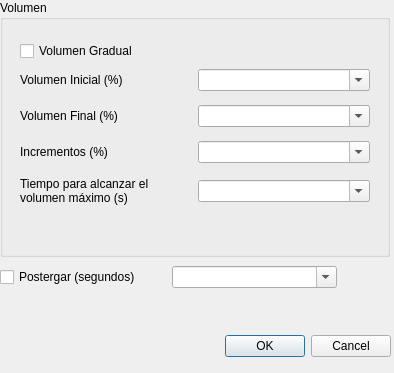
First picture: the form in options.ui, repository evgom/Alarma2, before the edit.
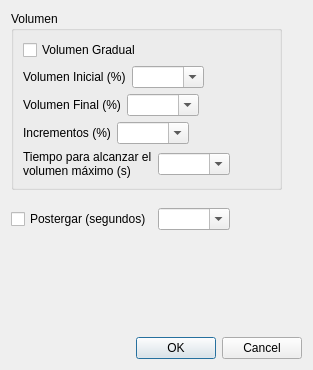
Second picture: the form after the edit.

Commit message: Mejor estructura de opciones.

```diff
--- a/options.ui
+++ b/options.ui
@@ -6,68 +6,62 @@
    <rect>
     <x>0</x>
     <y>0</y>
-    <width>394</width>
-    <height>373</height>
+    <width>313</width>
+    <height>370</height>
    </rect>
   </property>
   <property name="windowTitle">
    <string>Dialog</string>
   </property>
-  <widget class="QDialogButtonBox" name="buttonBox">
-   <property name="geometry">
-    <rect>
-     <x>50</x>
-     <y>330</y>
-     <width>341</width>
-     <height>32</height>
-    </rect>
-   </property>
-   <property name="orientation">
-    <enum>Qt::Horizontal</enum>
-   </property>
-   <property name="standardButtons">
-    <set>QDialogButtonBox::Cancel|QDialogButtonBox::Ok</set>
-   </property>
-  </widget>
+  <layout class="QVBoxLayout" name="verticalLayout_2">
+   <item>
   <widget class="QGroupBox" name="groupBox">
-   <property name="geometry">
-    <rect>
-     <x>0</x>
-     <y>0</y>
-     <width>390</width>
-     <height>257</height>
-    </rect>
+     <property name="sizePolicy">
+      <sizepolicy hsizetype="Maximum" vsizetype="Maximum">
+       <horstretch>0</horstretch>
+       <verstretch>0</verstretch>
+      </sizepolicy>
    </property>
    <property name="title">
     <string>Volumen</string>
    </property>
+     <layout class="QVBoxLayout" name="verticalLayout">
+      <item>
+       <layout class="QHBoxLayout" name="horizontalLayout_8">
+        <item>
    <widget class="QCheckBox" name="CHKvolGradual">
-    <property name="geometry">
-     <rect>
-      <x>20</x>
-      <y>40</y>
-      <width>161</width>
-      <height>22</height>
-     </rect>
-    </property>
     <property name="text">
      <string>Volumen Gradual</string>
     </property>
    </widget>
-   <widget class="QWidget" name="">
-    <property name="geometry">
-     <rect>
-      <x>20</x>
-      <y>61</y>
-      <width>350</width>
-      <height>156</height>
-     </rect>
-    </property>
-    <layout class="QVBoxLayout" name="verticalLayout">
+        </item>
+        <item>
+         <spacer name="horizontalSpacer_7">
+          <property name="orientation">
+           <enum>Qt::Horizontal</enum>
+          </property>
+          <property name="sizeHint" stdset="0">
+           <size>
+            <width>40</width>
+            <height>20</height>
+           </size>
+          </property>
+         </spacer>
+        </item>
+       </layout>
+      </item>
      <item>
+       <layout class="QGridLayout" name="gridLayout">
+        <item row="0" column="0">
       <layout class="QHBoxLayout" name="horizontalLayout_4">
        <item>
         <widget class="QLabel" name="label">
+            <property name="sizePolicy">
+             <sizepolicy hsizetype="Minimum" vsizetype="Fixed">
+              <horstretch>0</horstretch>
+              <verstretch>0</verstretch>
+             </sizepolicy>
+            </property>
          <property name="text">
           <string>Volumen Inicial (%)</string>
          </property>
@@ -75,17 +69,42 @@
        </item>
        <item>
         <widget class="QComboBox" name="CBvolIni">
+            <property name="sizePolicy">
+             <sizepolicy hsizetype="Minimum" vsizetype="Fixed">
+              <horstretch>0</horstretch>
+              <verstretch>0</verstretch>
+             </sizepolicy>
+            </property>
          <property name="editable">
           <bool>true</bool>
          </property>
         </widget>
        </item>
-      </layout>
-     </item>
      <item>
+           <spacer name="horizontalSpacer_2">
+            <property name="orientation">
+             <enum>Qt::Horizontal</enum>
+            </property>
+            <property name="sizeHint" stdset="0">
+             <size>
+              <width>40</width>
+              <height>20</height>
+             </size>
+            </property>
+           </spacer>
+          </item>
+         </layout>
+        </item>
+        <item row="1" column="0">
       <layout class="QHBoxLayout" name="horizontalLayout_5">
        <item>
         <widget class="QLabel" name="label_2">
+            <property name="sizePolicy">
+             <sizepolicy hsizetype="Minimum" vsizetype="Preferred">
+              <horstretch>0</horstretch>
+              <verstretch>0</verstretch>
+             </sizepolicy>
+            </property>
          <property name="text">
           <string>Volumen Final (%)</string>
          </property>
@@ -93,17 +112,42 @@
        </item>
        <item>
         <widget class="QComboBox" name="CBvolFin">
+            <property name="sizePolicy">
+             <sizepolicy hsizetype="Minimum" vsizetype="Fixed">
+              <horstretch>0</horstretch>
+              <verstretch>0</verstretch>
+             </sizepolicy>
+            </property>
          <property name="editable">
           <bool>true</bool>
          </property>
         </widget>
        </item>
-      </layout>
-     </item>
      <item>
+           <spacer name="horizontalSpacer_3">
+            <property name="orientation">
+             <enum>Qt::Horizontal</enum>
+            </property>
+            <property name="sizeHint" stdset="0">
+             <size>
+              <width>40</width>
+              <height>20</height>
+             </size>
+            </property>
+           </spacer>
+          </item>
+         </layout>
+        </item>
+        <item row="2" column="0">
       <layout class="QHBoxLayout" name="horizontalLayout_3">
        <item>
         <widget class="QLabel" name="label_3">
+            <property name="sizePolicy">
+             <sizepolicy hsizetype="Minimum" vsizetype="Fixed">
+              <horstretch>0</horstretch>
+              <verstretch>0</verstretch>
+             </sizepolicy>
+            </property>
          <property name="text">
           <string>Incrementos (%)</string>
          </property>
@@ -111,17 +155,42 @@
        </item>
        <item>
         <widget class="QComboBox" name="CBvolInc">
+            <property name="sizePolicy">
+             <sizepolicy hsizetype="Minimum" vsizetype="Fixed">
+              <horstretch>0</horstretch>
+              <verstretch>0</verstretch>
+             </sizepolicy>
+            </property>
          <property name="editable">
           <bool>true</bool>
          </property>
         </widget>
        </item>
-      </layout>
-     </item>
      <item>
+           <spacer name="horizontalSpacer_4">
+            <property name="orientation">
+             <enum>Qt::Horizontal</enum>
+            </property>
+            <property name="sizeHint" stdset="0">
+             <size>
+              <width>40</width>
+              <height>20</height>
+             </size>
+            </property>
+           </spacer>
+          </item>
+         </layout>
+        </item>
+        <item row="3" column="0">
       <layout class="QHBoxLayout" name="horizontalLayout_2">
        <item>
         <widget class="QLabel" name="label_4">
+            <property name="sizePolicy">
+             <sizepolicy hsizetype="Minimum" vsizetype="Fixed">
+              <horstretch>0</horstretch>
+              <verstretch>0</verstretch>
+             </sizepolicy>
+            </property>
          <property name="text">
           <string>Tiempo para alcanzar el volumen máximo (s)</string>
          </property>
@@ -132,25 +201,54 @@
        </item>
        <item>
         <widget class="QComboBox" name="CBtimeMaxVol">
+            <property name="sizePolicy">
+             <sizepolicy hsizetype="Minimum" vsizetype="Fixed">
+              <horstretch>0</horstretch>
+              <verstretch>0</verstretch>
+             </sizepolicy>
+            </property>
          <property name="editable">
           <bool>true</bool>
          </property>
         </widget>
        </item>
+          <item>
+           <spacer name="horizontalSpacer_5">
+            <property name="orientation">
+             <enum>Qt::Horizontal</enum>
+            </property>
+            <property name="sizeHint" stdset="0">
+             <size>
+              <width>40</width>
+              <height>20</height>
+             </size>
+            </property>
+           </spacer>
+          </item>
       </layout>
      </item>
     </layout>
-   </widget>
-  </widget>
-  <widget class="QWidget" name="layoutWidget">
-   <property name="geometry">
-    <rect>
-     <x>0</x>
-     <y>260</y>
-     <width>337</width>
-     <height>34</height>
-    </rect>
-   </property>
+      </item>
+     </layout>
+    </widget>
+   </item>
+   <item>
+    <spacer name="verticalSpacer_2">
+     <property name="orientation">
+      <enum>Qt::Vertical</enum>
+     </property>
+     <property name="sizeType">
+      <enum>QSizePolicy::Fixed</enum>
+     </property>
+     <property name="sizeHint" stdset="0">
+      <size>
+       <width>20</width>
+       <height>12</height>
+      </size>
+     </property>
+    </spacer>
+   </item>
+   <item>
    <layout class="QHBoxLayout" name="horizontalLayout">
     <item>
      <widget class="QCheckBox" name="CHKSleep">
@@ -161,13 +259,73 @@
     </item>
     <item>
      <widget class="QComboBox" name="CBtimeSleep">
+       <property name="sizePolicy">
+        <sizepolicy hsizetype="Minimum" vsizetype="Fixed">
+         <horstretch>0</horstretch>
+         <verstretch>0</verstretch>
+        </sizepolicy>
+       </property>
       <property name="editable">
        <bool>true</bool>
       </property>
      </widget>
     </item>
-   </layout>
-  </widget>
+     <item>
+      <spacer name="horizontalSpacer">
+       <property name="orientation">
+        <enum>Qt::Horizontal</enum>
+       </property>
+       <property name="sizeHint" stdset="0">
+        <size>
+         <width>40</width>
+         <height>20</height>
+        </size>
+       </property>
+      </spacer>
+     </item>
+    </layout>
+   </item>
+   <item>
+    <spacer name="verticalSpacer">
+     <property name="orientation">
+      <enum>Qt::Vertical</enum>
+     </property>
+     <property name="sizeHint" stdset="0">
+      <size>
+       <width>20</width>
+       <height>14</height>
+      </size>
+     </property>
+    </spacer>
+   </item>
+   <item>
+    <layout class="QHBoxLayout" name="horizontalLayout_7">
+     <item>
+      <spacer name="horizontalSpacer_6">
+       <property name="orientation">
+        <enum>Qt::Horizontal</enum>
+       </property>
+       <property name="sizeHint" stdset="0">
+        <size>
+         <width>40</width>
+         <height>20</height>
+        </size>
+       </property>
+      </spacer>
+     </item>
+     <item>
+      <widget class="QDialogButtonBox" name="buttonBox">
+       <property name="orientation">
+        <enum>Qt::Horizontal</enum>
+       </property>
+       <property name="standardButtons">
+        <set>QDialogButtonBox::Cancel|QDialogButtonBox::Ok</set>
+       </property>
+      </widget>
+     </item>
+    </layout>
+   </item>
+  </layout>
  </widget>
  <resources/>
  <connections>
```
Lines whose indentation alone changed are shown as unchanged.
